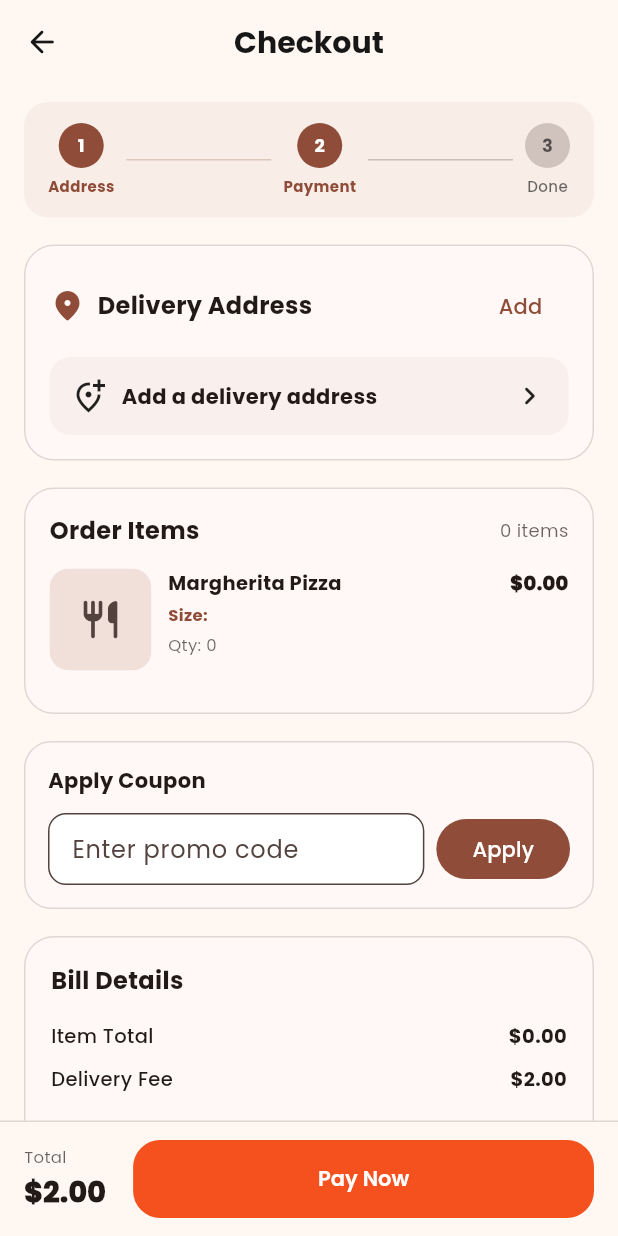
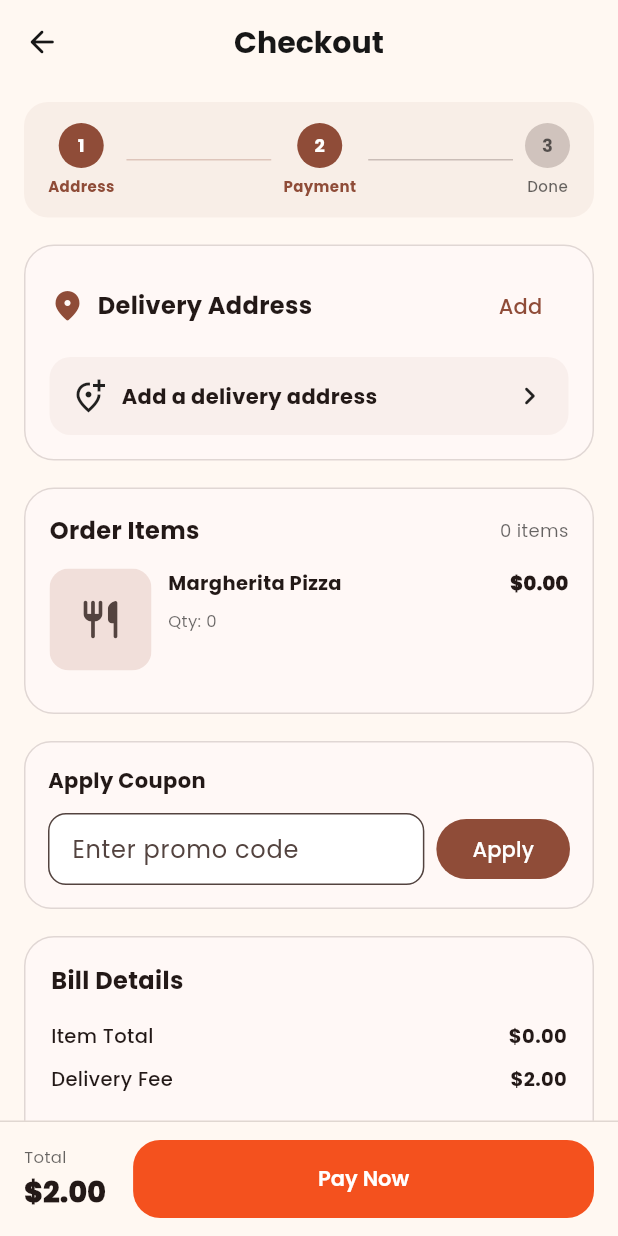
Before and after one commit to Sakshimakwana/calculator, a Flutter app: the MilestoneApp6CheckoutScreen screen opened directly with sample values from the repository, on a phone screen of 412 x 824 dp. Run offline on Flutter 3.47's test engine with Material 3 defaults, Android fonts, the phone set to English and light mode, and no system bars; our stand-ins replace audioplayers, font_awesome_flutter, geocoding, geolocator, go_router, google_fonts and 5 more; missing offline and left inert: dotlottie_flutter; accounts and stored records are empty; network calls fail.

Commit message:
delete a size option

```diff
--- a/lib/Milestone_app_6/screens/milestone_app_6_buy_now_checkout_screen.dart
+++ b/lib/Milestone_app_6/screens/milestone_app_6_buy_now_checkout_screen.dart
@@ -988,17 +988,17 @@ class _MilestoneApp6CheckoutScreenState
 
               const SizedBox(height: 4),
 
-              Text(
-                'Size: ${item.size}',
-                style: TextStyle(
-                  fontSize: 11,
-                  color: theme
-                      .colorScheme
-                      .primary,
-                  fontWeight:
-                  FontWeight.w700,
-                ),
-              ),
+              // Text(
+              //   'Size: ${item.size}',
+              //   style: TextStyle(
+              //     fontSize: 11,
+              //     color: theme
+              //         .colorScheme
+              //         .primary,
+              //     fontWeight:
+              //     FontWeight.w700,
+              //   ),
+              // ),
 
               const SizedBox(height: 4),
 
```
Also changed, not shown: lib/Milestone_app_6/screens/milestone_app_6_cart.dart (+18 -21 lines).
